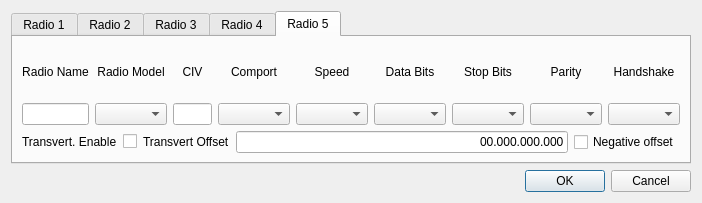
This is mqt/MqtRigControl/setupdialog.ui in zsteva/backup-minos2 as Qt 5 draws it before an edit. The edited form follows.
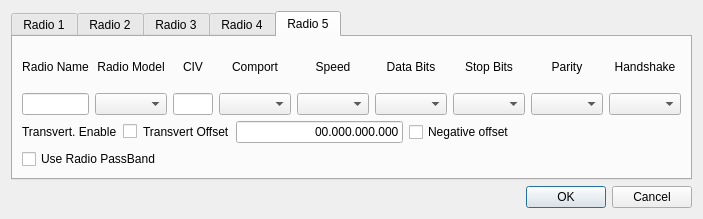
This is the edited form. The open tabs and pages were chosen to show the change.

Commit message: added message sent to logger to turn on/off filter buttons added use radio passband checkbox to radio config tabs added read/save radio passband added save rxpassband flag to radio struct

Diff of the .ui file:
```diff
--- a/mqt/MqtRigControl/setupdialog.ui
+++ b/mqt/MqtRigControl/setupdialog.ui
@@ -6,8 +6,8 @@
    <rect>
     <x>0</x>
     <y>0</y>
-    <width>702</width>
-    <height>203</height>
+    <width>703</width>
+    <height>219</height>
    </rect>
   </property>
   <property name="windowTitle">
@@ -879,6 +879,43 @@
             <string>Negative offset</string>
            </property>
           </widget>
+         </item>
+         <item>
+          <spacer name="horizontalSpacer_6">
+           <property name="orientation">
+            <enum>Qt::Horizontal</enum>
+           </property>
+           <property name="sizeHint" stdset="0">
+            <size>
+             <width>40</width>
+             <height>20</height>
+            </size>
+           </property>
+          </spacer>
+         </item>
+        </layout>
+       </item>
+       <item>
+        <layout class="QHBoxLayout" name="horizontalLayout_10">
+         <item>
+          <widget class="QCheckBox" name="useRigPbChk5">
+           <property name="text">
+            <string>Use Radio PassBand</string>
+           </property>
+          </widget>
+         </item>
+         <item>
+          <spacer name="horizontalSpacer_5">
+           <property name="orientation">
+            <enum>Qt::Horizontal</enum>
+           </property>
+           <property name="sizeHint" stdset="0">
+            <size>
+             <width>40</width>
+             <height>20</height>
+            </size>
+           </property>
+          </spacer>
          </item>
         </layout>
        </item>
```
Left out of the diff: 98 changed lines with no effect on the pictures. The commit also changes 17 other files.
